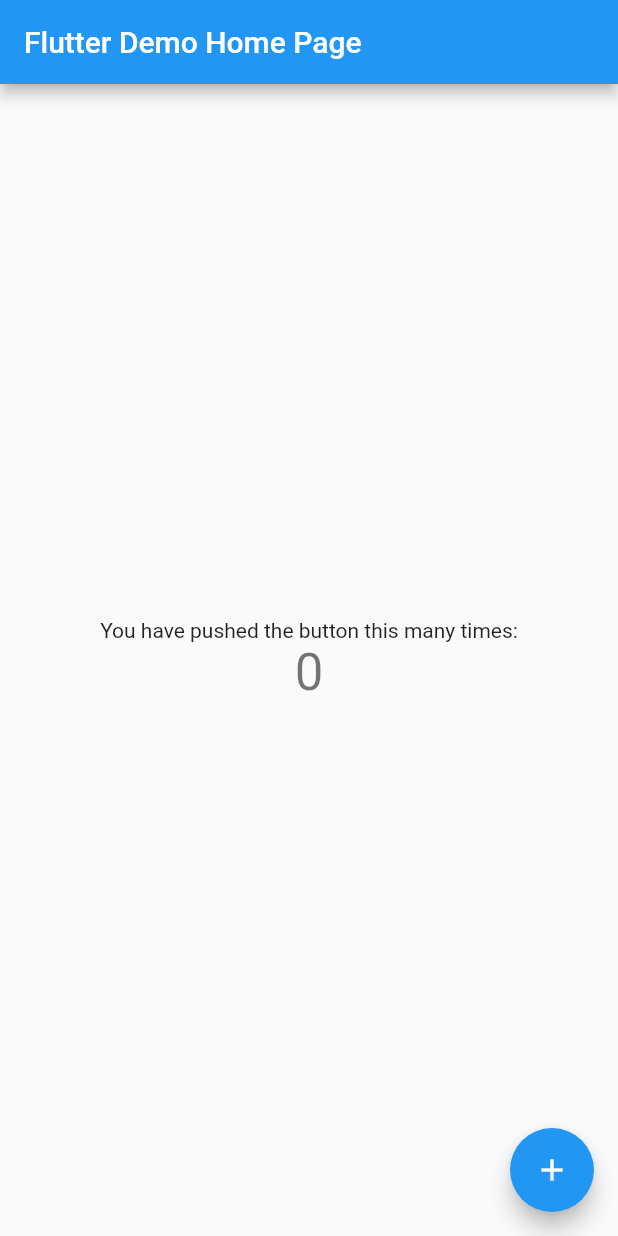
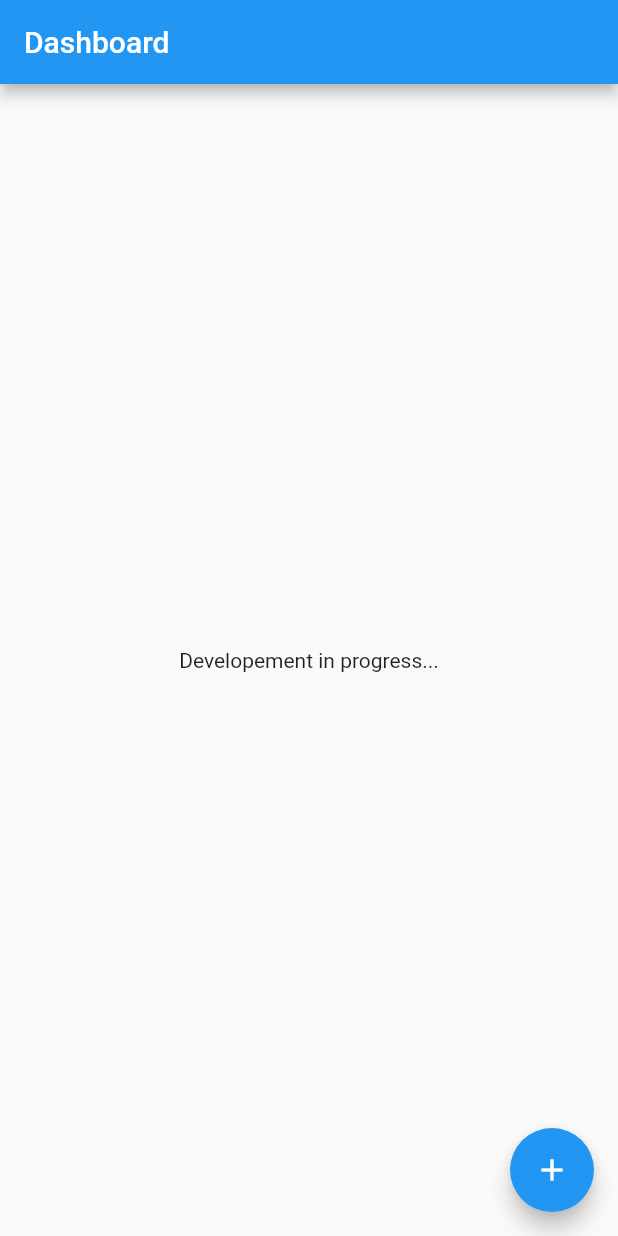
Before and after one commit to jeeva171196/order_tracker, a Flutter app: the screen it shows after launch, on a phone screen of 412 x 824 dp. Run offline on Flutter 3.47's test engine with Material 2 defaults, Android fonts, the phone set to English and light mode, and no system bars.

```diff
--- a/lib/main.dart
+++ b/lib/main.dart
@@ -11,20 +11,11 @@ class MyApp extends StatelessWidget {
   @override
   Widget build(BuildContext context) {
     return MaterialApp(
-      title: 'Flutter Demo',
+      title: 'Order Tracker',
       theme: ThemeData(
-        // This is the theme of your application.
-        //
-        // Try running your application with "flutter run". You'll see the
-        // application has a blue toolbar. Then, without quitting the app, try
-        // changing the primarySwatch below to Colors.green and then invoke
-        // "hot reload" (press "r" in the console where you ran "flutter run",
-        // or simply save your changes to "hot reload" in a Flutter IDE).
-        // Notice that the counter didn't reset back to zero; the application
-        // is not restarted.
         primarySwatch: Colors.blue,
       ),
-      home: const MyHomePage(title: 'Flutter Demo Home Page'),
+      home: const MyHomePage(title: 'Dashboard'),
     );
   }
 }
@@ -52,64 +43,31 @@ class _MyHomePageState extends State<MyHomePage> {
 
   void _incrementCounter() {
     setState(() {
-      // This call to setState tells the Flutter framework that something has
-      // changed in this State, which causes it to rerun the build method below
-      // so that the display can reflect the updated values. If we changed
-      // _counter without calling setState(), then the build method would not be
-      // called again, and so nothing would appear to happen.
       _counter++;
     });
   }
 
   @override
   Widget build(BuildContext context) {
-    // This method is rerun every time setState is called, for instance as done
-    // by the _incrementCounter method above.
-    //
-    // The Flutter framework has been optimized to make rerunning build methods
-    // fast, so that you can just rebuild anything that needs updating rather
-    // than having to individually change instances of widgets.
     return Scaffold(
       appBar: AppBar(
-        // Here we take the value from the MyHomePage object that was created by
-        // the App.build method, and use it to set our appbar title.
         title: Text(widget.title),
       ),
       body: Center(
-        // Center is a layout widget. It takes a single child and positions it
-        // in the middle of the parent.
         child: Column(
-          // Column is also a layout widget. It takes a list of children and
-          // arranges them vertically. By default, it sizes itself to fit its
-          // children horizontally, and tries to be as tall as its parent.
-          //
-          // Invoke "debug painting" (press "p" in the console, choose the
-          // "Toggle Debug Paint" action from the Flutter Inspector in Android
-          // Studio, or the "Toggle Debug Paint" command in Visual Studio Code)
-          // to see the wireframe for each widget.
-          //
-          // Column has various properties to control how it sizes itself and
-          // how it positions its children. Here we use mainAxisAlignment to
-          // center the children vertically; the main axis here is the vertical
-          // axis because Columns are vertical (the cross axis would be
-          // horizontal).
           mainAxisAlignment: MainAxisAlignment.center,
-          children: <Widget>[
-            const Text(
-              'You have pushed the button this many times:',
-            ),
+          children: const <Widget>[
             Text(
-              '$_counter',
-              style: Theme.of(context).textTheme.headline4,
-            ),
+              'Developement in progress...',
+            )
           ],
         ),
       ),
       floatingActionButton: FloatingActionButton(
         onPressed: _incrementCounter,
-        tooltip: 'Increment',
+        tooltip: 'Create Order',
         child: const Icon(Icons.add),
-      ), // This trailing comma makes auto-formatting nicer for build methods.
+      ),
     );
   }
 }
```
Also changed, not shown: lib/src/features/orders/creation/creation.dart (added), lib/src/features/orders/production/production.dart (added), lib/src/models/models.dart (added), lib/src/repositories/repositories.dart (added).
